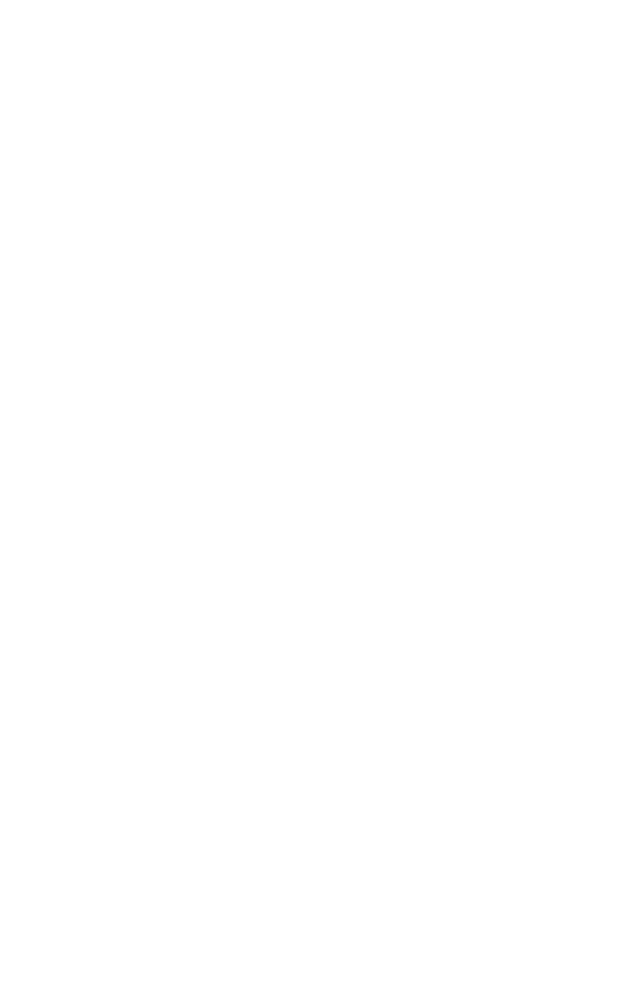
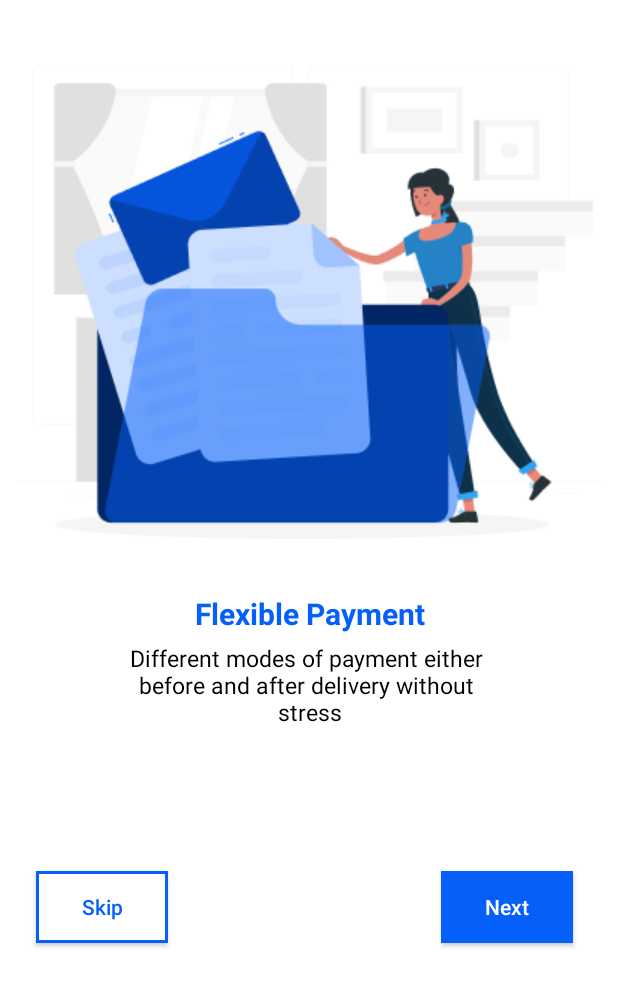
Before and after one commit to redforin/practis, an Android app: the ThirdActivity screen opened directly, with no data from a screen before it, on a phone screen of 412 x 824 dp. Before the commit the part shown is empty. Shown: the top 986 px of the screen. Run offline under Robolectric (Android 15) with nearby library versions, the phone set to English and light mode, and no system bars.

Commit message:
practice day 2

```diff
--- a/app/src/main/res/layout/activity_main2.xml
+++ b/app/src/main/res/layout/activity_main2.xml
@@ -30,7 +30,7 @@
             android:textStyle="bold"
             android:textColor="@color/text1"
             android:textAlignment="center"
-            android:layout_marginTop="16dp"/>
+            android:layout_marginTop="36dp"/>
 
         <TextView
             android:id="@+id/textView2"
--- a/app/src/main/res/layout/activity_main3.xml
+++ b/app/src/main/res/layout/activity_main3.xml
@@ -7,4 +7,68 @@
     android:background="@color/white"
     tools:context=".ThirdActivity">
 
+    <LinearLayout
+        android:layout_width="match_parent"
+        android:layout_height="match_parent"
+        android:orientation="vertical"
+        android:gravity="center">
+
+        <ImageView
+            android:id="@+id/imageView3"
+            android:layout_width="wrap_content"
+            android:layout_height="wrap_content"
+            app:srcCompat="@drawable/rafiki"
+            android:paddingTop="43dp"/>
+
+        <TextView
+            android:id="@+id/textView3"
+            android:layout_width="match_parent"
+            android:layout_height="wrap_content"
+            android:text="@string/text3"
+            android:textSize="20sp"
+            android:textStyle="bold"
+            android:textColor="@color/text1"
+            android:textAlignment="center"
+            android:layout_marginTop="36dp"/>
+
+        <TextView
+            android:id="@+id/textView4"
+            android:layout_width="match_parent"
+            android:layout_height="wrap_content"
+            android:text="@string/text4"
+            android:textAlignment="center"
+            android:textColor="@color/black"
+            android:textSize="15sp"
+            android:layout_marginTop="5dp"/>
+
+        <LinearLayout
+            android:layout_width="match_parent"
+            android:layout_height="match_parent"
+            android:orientation="horizontal">
+
+            <androidx.appcompat.widget.AppCompatButton
+                android:id="@+id/button3"
+                android:layout_width="wrap_content"
+                android:layout_height="wrap_content"
+                android:text="Skip"
+                android:layout_marginLeft="24dp"
+                android:textColor="@color/text1"
+                android:background="@drawable/border"
+                android:layout_marginTop="95dp"
+                android:textAllCaps="false"/>
+
+            <androidx.appcompat.widget.AppCompatButton
+                android:id="@+id/button4"
+                android:layout_width="wrap_content"
+                android:layout_height="wrap_content"
+                android:layout_marginLeft="182dp"
+                android:text="Next"
+                android:background="@drawable/border2"
+                android:textColor="@color/white"
+                android:layout_marginTop="95dp"
+                android:textAllCaps="false"/>
+
+        </LinearLayout>
+    </LinearLayout>
+
 </androidx.constraintlayout.widget.ConstraintLayout>
--- a/app/src/main/res/values/strings.xml
+++ b/app/src/main/res/values/strings.xml
@@ -2,4 +2,6 @@
     <string name="app_name">practis</string>
     <string name="text1">Quick Delivery At Your \nDoorstep</string>
     <string name="text2">Enjoy quick pick-up and delivery to \nyour destination</string>
+    <string name="text3">Flexible Payment</string>
+    <string name="text4">Different modes of payment either \nbefore and after delivery without \nstress</string>
 </resources>
```
Also changed, not shown: app/src/main/res/drawable/rafiki.png (added).
